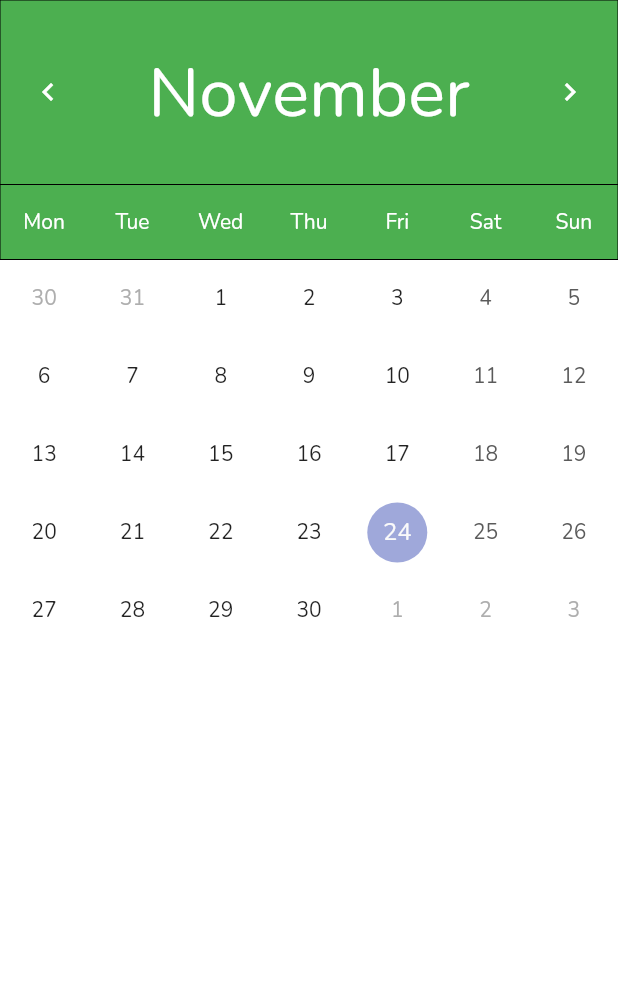
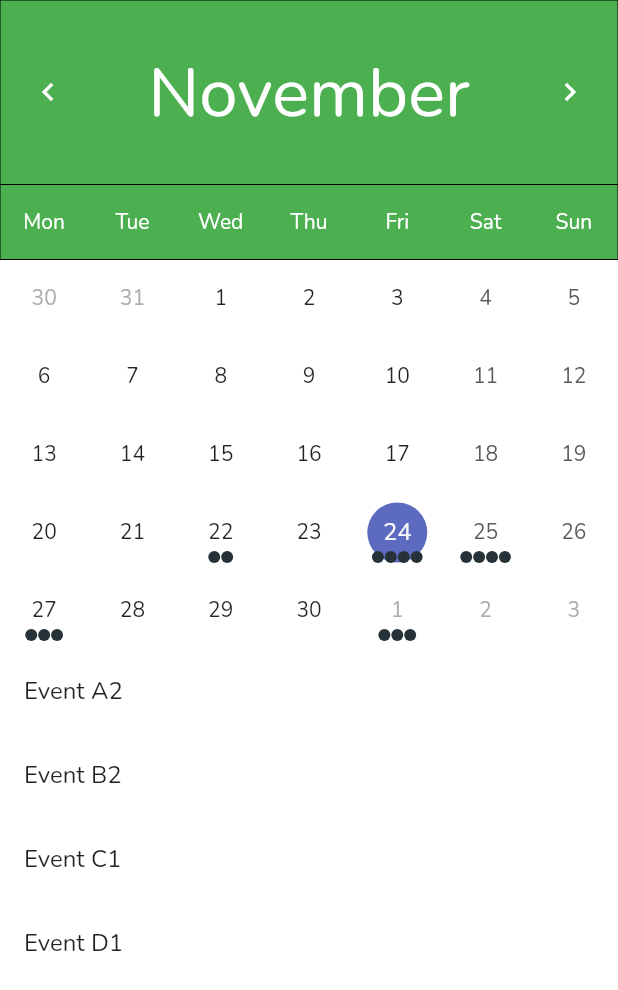
Before and after one commit to josanchezva/Together, a Flutter app: the screen it shows after launch, on a phone screen of 412 x 824 dp. Shown: the top 990 px of the screen. Run offline on Flutter 3.47's test engine with Material 2 defaults, Android fonts, the phone set to English and light mode, and no system bars; drawn by our look-alikes of table_calendar; our stand-ins replace flutter_chat_types, flutter_chat_ui, flutter_dotenv, get; accounts and stored records are empty.

```diff
--- a/frontend/lib/src/controllers/calendar_controller.dart
+++ b/frontend/lib/src/controllers/calendar_controller.dart
@@ -1,4 +1,3 @@
-
 import 'package:get/get.dart';
 import 'package:get/get_state_manager/src/simple/get_controllers.dart';
 
--- a/frontend/lib/src/controllers/messages_controller.dart
+++ b/frontend/lib/src/controllers/messages_controller.dart
@@ -1,8 +1,3 @@
-
-
-
-import 'package:flutter_chat_types/flutter_chat_types.dart';
-import 'package:flutter_chat_ui/flutter_chat_ui.dart' as types;
 import 'package:get/get.dart';
 import 'package:get/get_state_manager/src/simple/get_controllers.dart';
 
--- a/frontend/lib/src/pages/calendar.dart
+++ b/frontend/lib/src/pages/calendar.dart
@@ -1,3 +1,5 @@
+import 'dart:collection';
+
 import 'package:flutter/material.dart';
 import 'package:get/get.dart';
 import 'package:intl/intl.dart';
@@ -13,15 +15,51 @@ class Calendar extends StatefulWidget {
 }
 
 class _CalendarState extends State<Calendar> {
-  final CalendarController _calendarController = Get.put(CalendarController());
+  final CalendarController calendarController = Get.put(CalendarController());
   DateTime? _selectedDay;
+  DateTime _focusedDay = DateTime.now();
+  CalendarFormat _calendarFormat = CalendarFormat.month;
+  Map<DateTime, List> _eventsList = {};
+  @override
+  void initState() {
+    super.initState();
+    _selectedDay = _focusedDay;
+    _eventsList = {
+      DateTime.now().subtract(const Duration(days: 2)): [
+        'Event A1',
+        'Event B1'
+      ],
+      DateTime.now(): ['Event A2', 'Event B2', 'Event C1', 'Event D1'],
+      DateTime.now().add(const Duration(days: 1)): [
+        'Event A3',
+        'Event B3',
+        'Event C2',
+        'Event D2'
+      ],
+      DateTime.now().add(const Duration(days: 3)):
+          {'Event A4', 'Event A5', 'Event B4'}.toList(),
+      DateTime.now().add(const Duration(days: 7)): [
+        'Event A6',
+        'Event B5',
+        'Event C3'
+      ],
+    };
+  }
 
-  DateTime _focusedDay = DateTime.now();
-
-  CalendarFormat _calendarFormat = CalendarFormat.month;
+  int getHashCode(DateTime key) {
+    return key.day * 1000000 + key.month * 10000 + key.year;
+  }
 
   @override
   Widget build(BuildContext context) {
+    final events = LinkedHashMap<DateTime, List>(
+      equals: isSameDay,
+      hashCode: getHashCode,
+    )..addAll(_eventsList);
+    List getEventForDay(DateTime day) {
+      return events[day] ?? [];
+    }
+
     return SafeArea(
       child: Scaffold(
         body: Column(
@@ -65,7 +103,7 @@ class _CalendarState extends State<Calendar> {
                   border: Border.all(width: 0),
                 ),
               ),
-              focusedDay: DateTime.now(),
+              focusedDay: _focusedDay,
               firstDay: DateTime.utc(2010, 10, 16),
               lastDay: DateTime.utc(2030, 12, 31),
               selectedDayPredicate: (day) {
@@ -74,8 +112,18 @@ class _CalendarState extends State<Calendar> {
               onDaySelected: onDaySelected,
               onFormatChanged: onFormatChanged,
               onPageChanged: onPageChanged,
+              eventLoader: getEventForDay,
               calendarFormat: _calendarFormat,
             ),
+            ListView(
+              shrinkWrap: true,
+              children: getEventForDay(_selectedDay!)
+                  .map((event) => ListTile(
+
+                        title: Text(event.toString()),
+                      ))
+                  .toList(),
+            )
           ],
         ),
       ),
@@ -93,8 +141,12 @@ class _CalendarState extends State<Calendar> {
   }
 
   void onDaySelected(selectedDay, focusedDay) {
-      _selectedDay = selectedDay;
-      _focusedDay = focusedDay;
+    if (!isSameDay(_selectedDay, selectedDay)) {
+      setState(() {
+        _selectedDay = selectedDay;
+        _focusedDay = focusedDay;
+      });
+    }
   }
 
   AppBar appBar() {
@@ -105,7 +157,7 @@ class _CalendarState extends State<Calendar> {
       centerTitle: true,
       title: Text(
         DateFormat('MMMM').format(DateTime.now()),
-        style: TextStyle(color: Colors.white, fontSize: 46),
+        style: const TextStyle(color: Colors.white, fontSize: 46),
       ),
     );
   }
--- a/frontend/lib/src/pages/home.dart
+++ b/frontend/lib/src/pages/home.dart
@@ -1,5 +1,3 @@
-
-
 import 'package:flutter/material.dart';
 import 'package:frontend/src/controllers/home_controller.dart';
 import 'package:get/get.dart';
@@ -11,7 +9,7 @@ class Home extends StatefulWidget {
 }
 
 class _HomeState extends State<Home> {
-  final HomeController _homeController = Get.put(HomeController());
+  final HomeController homeController = Get.put(HomeController());
   int _counter = 0;
 
   void _incrementCounter() {
--- a/frontend/lib/src/pages/sign_up.dart
+++ b/frontend/lib/src/pages/sign_up.dart
@@ -12,7 +12,7 @@ class SignUp extends StatefulWidget {
 }
 
 class _SignUpState extends State<SignUp> {
-  final SignUpController _signUpController = Get.put(SignUpController());
+  final SignUpController signUpController = Get.put(SignUpController());
   final _formKey = GlobalKey<FormState>();
   final _emailFieldController = TextEditingController();
   final _nameFieldController = TextEditingController();
@@ -142,7 +142,7 @@ class _SignUpState extends State<SignUp> {
             setState(() {
               _isLoading = true;
             });
-            String getResponse = await _signUpController.createUser(
+            String getResponse = await signUpController.createUser(
               _emailFieldController.text,
               _nameFieldController.text,
               _passwordFieldController.text,
--- a/frontend/pubspec.yaml
+++ b/frontend/pubspec.yaml
@@ -43,6 +43,7 @@ dependencies:
   flutter_chat_types: ^3.6.2
   table_calendar: ^3.0.9
   intl: ^0.18.1
+  logger: ^2.0.2+1
 
 dev_dependencies:
   flutter_test:
```
Also changed, not shown: frontend/lib/src/pages/login.dart (+5 -10 lines), frontend/lib/src/pages/messages.dart (+8 -4 lines).
